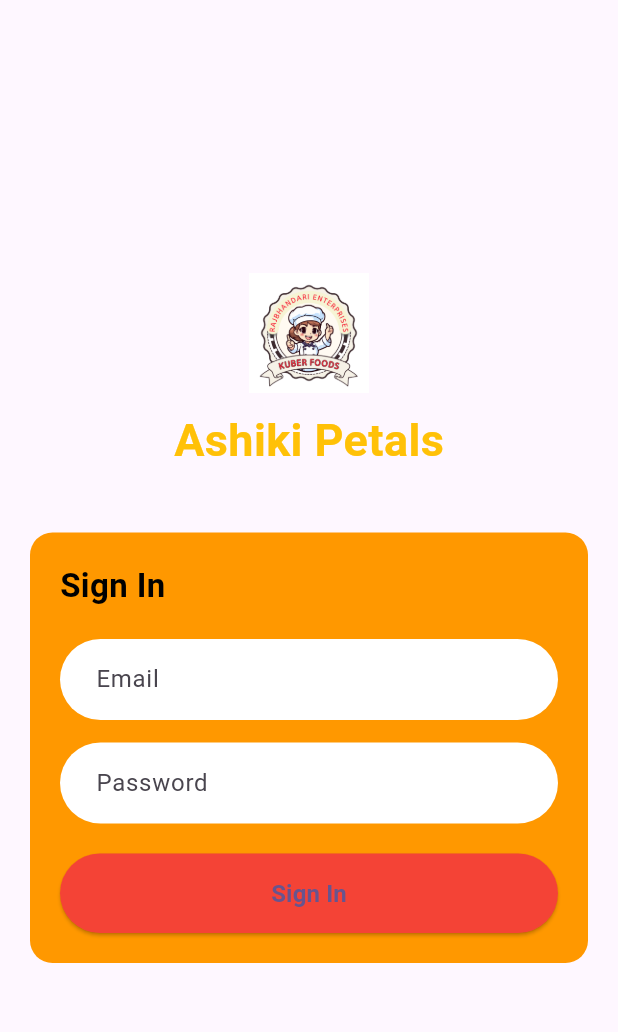
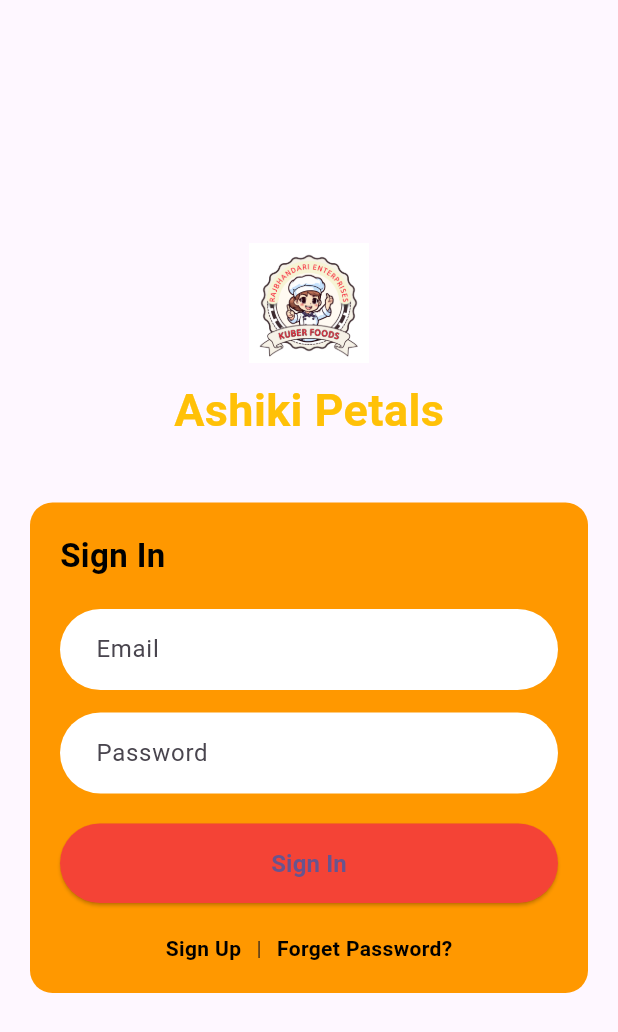
Before and after one commit to KiranBhandari70/season_sir_mobileapp, a Flutter app: the screen it shows after launch, on a phone screen of 412 x 824 dp. Shown: the top 1032 px of the screen. Run offline on Flutter 3.47's test engine with Material 3 defaults, Android fonts, the light colour scheme and no system bars.

Commit message:
Sign Up and Forget Password UI updated
Signed-off-by: KiranBhandari70 <kiran.bhandariofficial70@gmail.com>

```diff
--- a/lib/Lab1.dart
+++ b/lib/Lab1.dart
@@ -102,28 +102,27 @@
                         ),
                       ),
                     ),
+                   const SizedBox(height: 20),
 
-
-
-
-
-
-
-
-
-
-
-
-
-
-
+                    Row(
+                      mainAxisAlignment: MainAxisAlignment.center,
+                      children: const [
+                        Text(
+                          "Sign Up",
+                          style: TextStyle(color: Colors.black, fontWeight: FontWeight.bold,),
+                        ),
+                        SizedBox(width: 10),
+                        Text("|"),
+                        SizedBox(width: 10),
+                        Text(
+                          "Forget Password?",
+                          style: TextStyle(color: Colors.black, fontWeight: FontWeight.bold,),
+                        ),
+                      ],
+                    ),
                   ]
                 )
               )
-
-
-
-
             ]
 
           )
```
